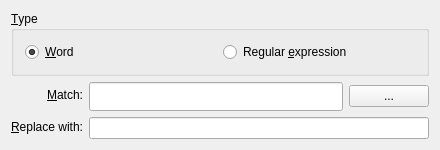
Before: the Qt Designer form filters/stringreplacer/editreplacementwidget.ui in KDE/jovie, drawn with Qt 5.
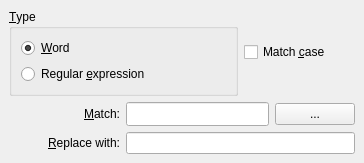
After: the same form once the commit is applied. Custom widgets are drawn as their Qt base class.

Commit message: Forward port from 3.5.  Case sensitivity option.

Diff of the .ui file:
```diff
--- a/filters/stringreplacer/editreplacementwidget.ui
+++ b/filters/stringreplacer/editreplacementwidget.ui
@@ -8,13 +8,13 @@
    <rect>
     <x>0</x>
     <y>0</y>
-    <width>440</width>
-    <height>150</height>
+    <width>364</width>
+    <height>163</height>
    </rect>
   </property>
   <layout class="QGridLayout" >
    <property name="margin" >
-    <number>11</number>
+    <number>9</number>
    </property>
    <property name="spacing" >
     <number>6</number>
@@ -24,17 +24,9 @@
      <property name="title" >
       <string>&amp;Type</string>
      </property>
-     <layout class="QGridLayout" >
+     <layout class="QVBoxLayout" >
       <property name="margin" >
-       <number>11</number>
-      </property>
-      <property name="spacing" >
-       <number>6</number>
-      </property>
-      <item row="0" column="0" >
-       <layout class="QHBoxLayout" >
-        <property name="margin" >
-         <number>0</number>
+       <number>9</number>
         </property>
         <property name="spacing" >
          <number>6</number>
@@ -57,8 +49,6 @@
          </widget>
         </item>
        </layout>
-      </item>
-     </layout>
     </widget>
    </item>
    <item row="1" column="0" >
@@ -97,7 +87,7 @@
      </item>
     </layout>
    </item>
-   <item row="1" column="1" >
+   <item row="1" column="1" colspan="2" >
     <layout class="QVBoxLayout" >
      <property name="margin" >
       <number>0</number>
@@ -139,23 +129,30 @@
      </item>
     </layout>
    </item>
+   <item row="0" column="2" >
+    <widget class="QCheckBox" name="matchCaseCheckBox" >
+     <property name="text" >
+      <string>Match &amp;case</string>
+     </property>
+    </widget>
+   </item>
   </layout>
  </widget>
  <layoutdefault spacing="6" margin="11" />
  <pixmapfunction>qPixmapFromMimeSource</pixmapfunction>
  <customwidgets>
-  <customwidget>
-   <class>KLineEdit</class>
-   <extends>QLineEdit</extends>
-   <header>klineedit.h</header>
-   <container>1</container>
-   <pixmap></pixmap>
-  </customwidget>
   <customwidget>
    <class>KPushButton</class>
    <extends>QPushButton</extends>
    <header>kpushbutton.h</header>
-   <container>1</container>
+   <container>0</container>
+   <pixmap></pixmap>
+  </customwidget>
+  <customwidget>
+   <class>KLineEdit</class>
+   <extends>QLineEdit</extends>
+   <header>klineedit.h</header>
+   <container>0</container>
    <pixmap></pixmap>
   </customwidget>
  </customwidgets>
```
Lines whose indentation alone changed are shown as unchanged. The commit also changes 11 other files.
